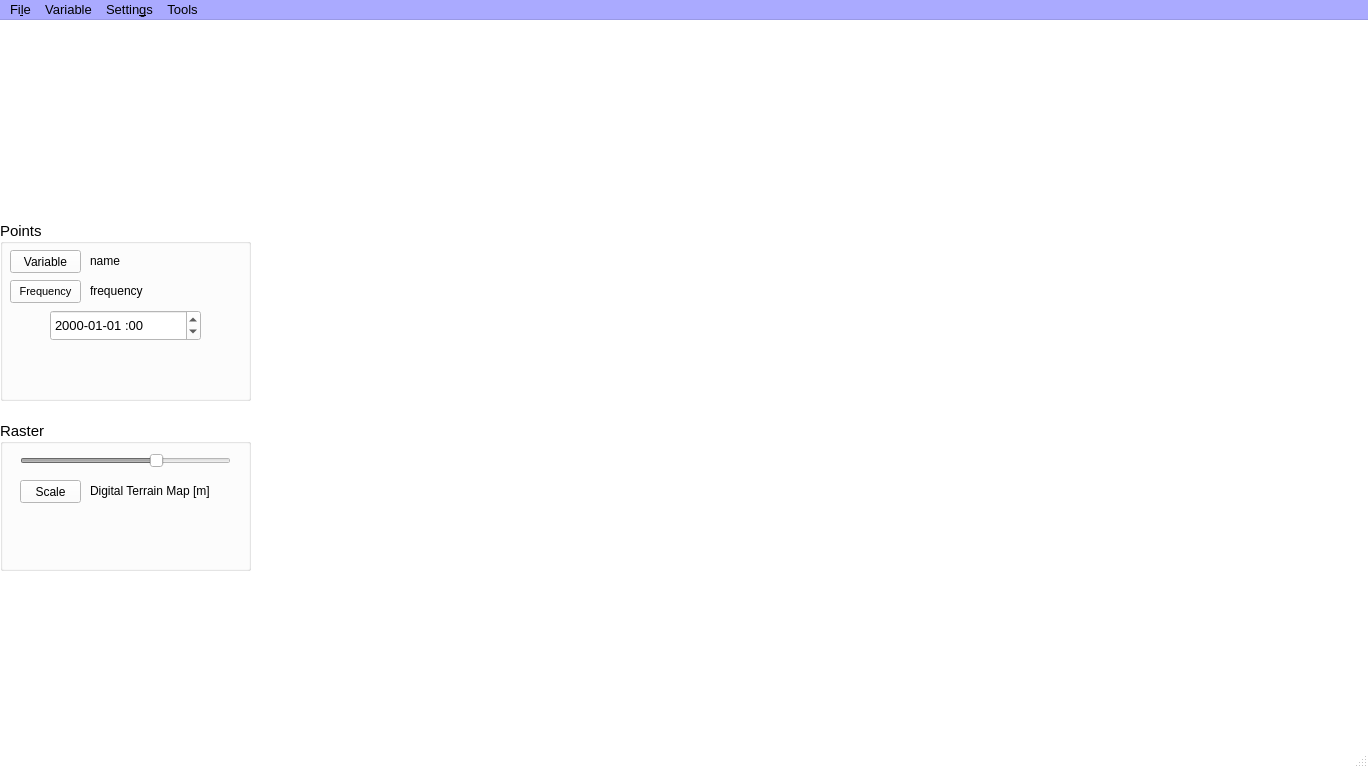
Before: the Qt Designer form PRAGA/mainwindow.ui in gaowudao/CRITERIA3D, drawn with Qt 5.
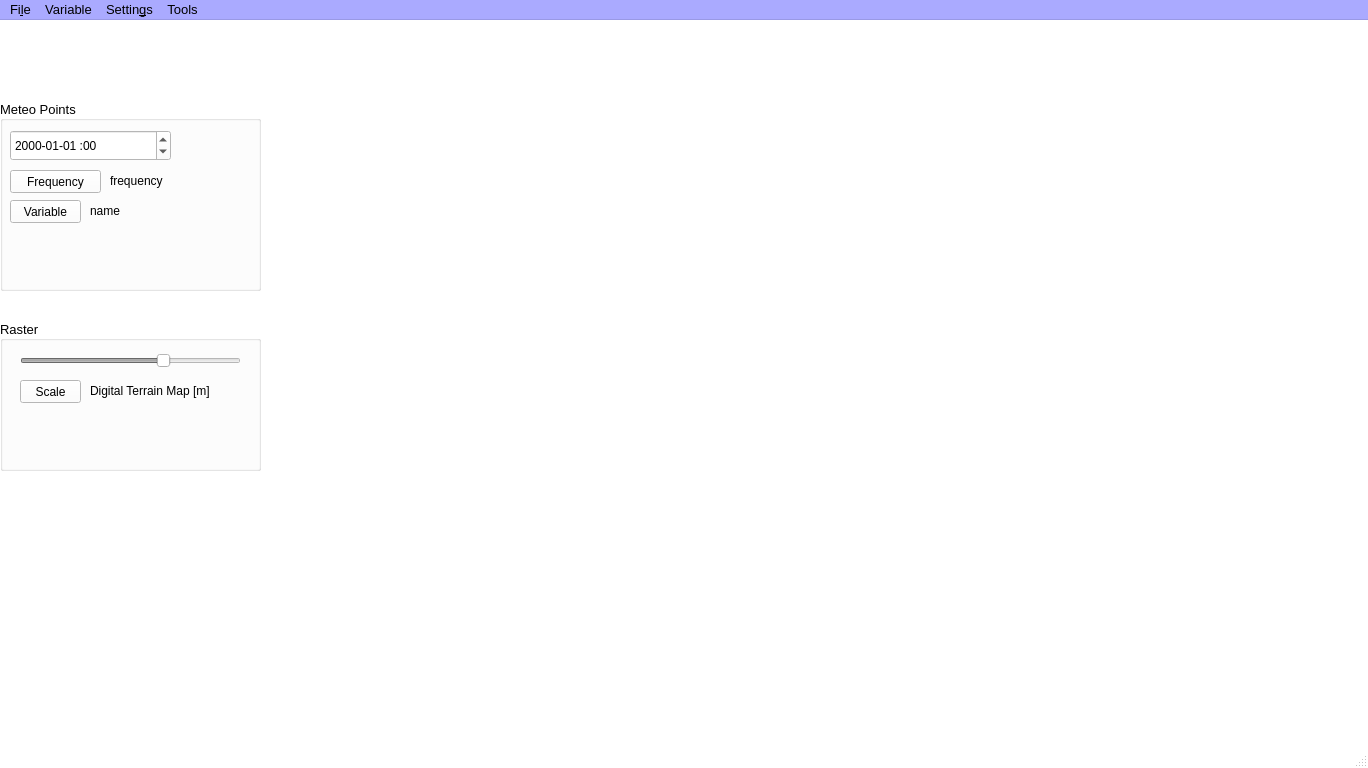
After: the same form once the commit is applied.

```diff
--- a/PRAGA/mainwindow.ui
+++ b/PRAGA/mainwindow.ui
@@ -458,9 +458,9 @@
    <widget class="QWidget" name="widgetMap" native="true">
     <property name="geometry">
      <rect>
-      <x>260</x>
+      <x>270</x>
       <y>0</y>
-      <width>691</width>
+      <width>681</width>
       <height>561</height>
      </rect>
     </property>
@@ -477,8 +477,8 @@
     <property name="geometry">
      <rect>
       <x>0</x>
-      <y>400</y>
-      <width>251</width>
+      <y>300</y>
+      <width>261</width>
       <height>151</height>
      </rect>
     </property>
@@ -899,11 +899,13 @@
     </property>
     <property name="font">
      <font>
-      <pointsize>11</pointsize>
+      <pointsize>10</pointsize>
+      <weight>50</weight>
+      <bold>false</bold>
      </font>
     </property>
     <property name="autoFillBackground">
-     <bool>false</bool>
+     <bool>true</bool>
     </property>
     <property name="title">
      <string notr="true">Raster</string>
@@ -919,7 +921,7 @@
       <rect>
        <x>20</x>
        <y>30</y>
-       <width>211</width>
+       <width>221</width>
        <height>22</height>
       </rect>
      </property>
@@ -956,13 +958,13 @@
       <rect>
        <x>-1</x>
        <y>100</y>
-       <width>251</width>
+       <width>261</width>
        <height>50</height>
       </rect>
      </property>
      <property name="font">
       <font>
-       <pointsize>9</pointsize>
+       <pointsize>8</pointsize>
       </font>
      </property>
      <property name="toolTip">
@@ -992,7 +994,7 @@
       <rect>
        <x>90</x>
        <y>60</y>
-       <width>151</width>
+       <width>161</width>
        <height>21</height>
       </rect>
      </property>
@@ -1047,9 +1049,9 @@
     <property name="geometry">
      <rect>
       <x>0</x>
-      <y>200</y>
-      <width>251</width>
-      <height>181</height>
+      <y>80</y>
+      <width>261</width>
+      <height>191</height>
      </rect>
     </property>
     <property name="palette">
@@ -1469,14 +1471,16 @@
     </property>
     <property name="font">
      <font>
-      <pointsize>11</pointsize>
+      <pointsize>10</pointsize>
+      <weight>50</weight>
+      <bold>false</bold>
      </font>
     </property>
     <property name="autoFillBackground">
-     <bool>false</bool>
+     <bool>true</bool>
     </property>
     <property name="title">
-     <string notr="true">Points</string>
+     <string notr="true">Meteo Points</string>
     </property>
     <property name="alignment">
      <set>Qt::AlignLeading|Qt::AlignLeft|Qt::AlignVCenter</set>
@@ -1485,14 +1489,14 @@
      <property name="geometry">
       <rect>
        <x>0</x>
-       <y>130</y>
-       <width>251</width>
+       <y>140</y>
+       <width>261</width>
        <height>51</height>
       </rect>
      </property>
      <property name="font">
       <font>
-       <pointsize>9</pointsize>
+       <pointsize>8</pointsize>
       </font>
      </property>
      <property name="toolTip">
@@ -1503,8 +1507,8 @@
      <property name="geometry">
       <rect>
        <x>90</x>
-       <y>30</y>
-       <width>151</width>
+       <y>100</y>
+       <width>161</width>
        <height>21</height>
       </rect>
      </property>
@@ -1557,9 +1561,9 @@
     <widget class="QLabel" name="labelFrequency">
      <property name="geometry">
       <rect>
-       <x>90</x>
-       <y>60</y>
-       <width>151</width>
+       <x>110</x>
+       <y>70</y>
+       <width>141</width>
        <height>21</height>
       </rect>
      </property>
@@ -1575,9 +1579,9 @@
     <widget class="QDateTimeEdit" name="dateTimeEdit">
      <property name="geometry">
       <rect>
-       <x>50</x>
-       <y>90</y>
-       <width>151</width>
+       <x>10</x>
+       <y>30</y>
+       <width>161</width>
        <height>31</height>
       </rect>
      </property>
@@ -1620,7 +1624,7 @@
      </property>
      <property name="font">
       <font>
-       <pointsize>10</pointsize>
+       <pointsize>9</pointsize>
       </font>
      </property>
      <property name="displayFormat">
@@ -1631,14 +1635,14 @@
      <property name="geometry">
       <rect>
        <x>10</x>
-       <y>60</y>
-       <width>71</width>
+       <y>70</y>
+       <width>91</width>
        <height>23</height>
       </rect>
      </property>
      <property name="font">
       <font>
-       <pointsize>8</pointsize>
+       <pointsize>9</pointsize>
       </font>
      </property>
      <property name="text">
@@ -1649,7 +1653,7 @@
      <property name="geometry">
       <rect>
        <x>10</x>
-       <y>30</y>
+       <y>100</y>
        <width>71</width>
        <height>23</height>
       </rect>
```
